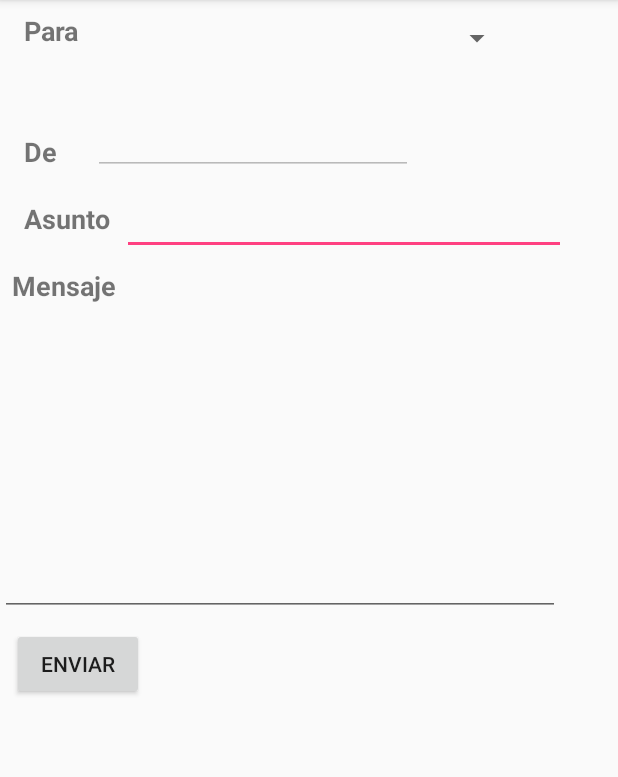
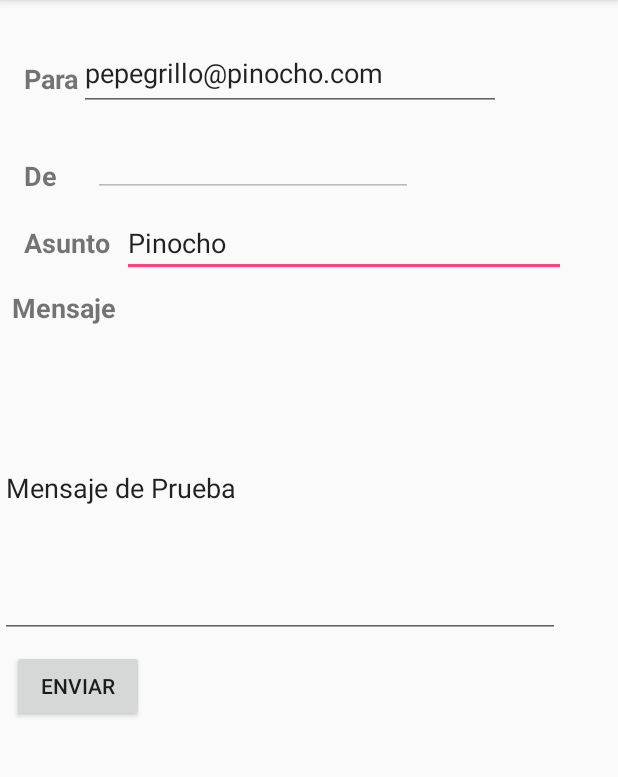
Before and after one commit to luismbm89/MailSoft, an Android app: the NewMessage screen opened directly, with no data from a screen before it, on a phone screen of 412 x 824 dp, the part 84-861 px from its top. Run offline under Robolectric (Android 15) with nearby library versions, the phone set to English and light mode, and no system bars; libraries missing offline, so code that uses them is left out: com.microsoft.windowsazure, com.squareup.okhttp; 3 statements that could not run were skipped.

Commit message:
New Message

```diff
--- a/app/src/main/res/layout/activity_new_message.xml
+++ b/app/src/main/res/layout/activity_new_message.xml
@@ -10,8 +10,8 @@
         android:id="@+id/textView3"
         android:layout_width="wrap_content"
         android:layout_height="wrap_content"
-        android:layout_marginStart="16dp"
-        android:layout_marginTop="8dp"
+        android:layout_marginLeft="16dp"
+        android:layout_marginTop="40dp"
         android:text="Para"
         android:textSize="18sp"
         android:textStyle="bold"
@@ -22,8 +22,8 @@
         android:id="@+id/textView4"
         android:layout_width="wrap_content"
         android:layout_height="wrap_content"
-        android:layout_marginStart="16dp"
-        android:layout_marginTop="56dp"
+        android:layout_marginLeft="16dp"
+        android:layout_marginTop="40dp"
         android:text="De"
         android:textSize="18sp"
         android:textStyle="bold"
@@ -34,12 +34,12 @@
         android:id="@+id/txtmsgDe"
         android:layout_width="wrap_content"
         android:layout_height="wrap_content"
-        android:layout_marginStart="24dp"
-        android:layout_marginTop="28dp"
+        android:layout_marginLeft="24dp"
+        android:layout_marginTop="12dp"
         android:ems="10"
         android:inputType="textPersonName"
         app:layout_constraintStart_toEndOf="@+id/textView4"
-        app:layout_constraintTop_toBottomOf="@+id/spinner" />
+        app:layout_constraintTop_toBottomOf="@+id/txtMsgPara" />
 
     <TextView
         android:id="@+id/textView5"
@@ -60,6 +60,7 @@
         android:layout_marginLeft="8dp"
         android:layout_marginTop="8dp"
         android:ems="10"
+        android:text="Pinocho"
         android:inputType="textPersonName"
         app:layout_constraintStart_toEndOf="@+id/textView5"
         app:layout_constraintTop_toBottomOf="@+id/txtmsgDe" />
@@ -71,6 +72,7 @@
         android:layout_marginTop="8dp"
         android:ems="10"
         android:inputType="textMultiLine"
+        android:text="Mensaje de Prueba"
         android:singleLine="false"
         app:layout_constraintStart_toStartOf="parent"
         app:layout_constraintTop_toBottomOf="@+id/textView6" />
@@ -82,6 +84,7 @@
         android:layout_marginLeft="8dp"
         android:layout_marginTop="8dp"
         android:text="Enviar"
+        android:onClick="addItem"
         app:layout_constraintStart_toStartOf="parent"
         app:layout_constraintTop_toBottomOf="@+id/txtMsgBody" />
 
@@ -97,12 +100,12 @@
         app:layout_constraintStart_toStartOf="parent"
         app:layout_constraintTop_toBottomOf="@+id/txtmsgAsunto" />
 
-    <Spinner
-        android:id="@+id/spinner"
+    <EditText
+        android:id="@+id/txtMsgPara"
         android:layout_width="281dp"
-        android:layout_height="35dp"
-        android:layout_marginStart="8dp"
-        android:layout_marginTop="8dp"
+        android:layout_height="50dp"
+        android:layout_marginTop="24dp"
+        android:text="pepegrillo@pinocho.com"
         app:layout_constraintStart_toEndOf="@+id/textView3"
         app:layout_constraintTop_toTopOf="parent" />
 
```
Also changed, not shown: app/src/main/java/com/app/luisbolanos/mailsoft/NewMessage.java (+159 -0 lines).
